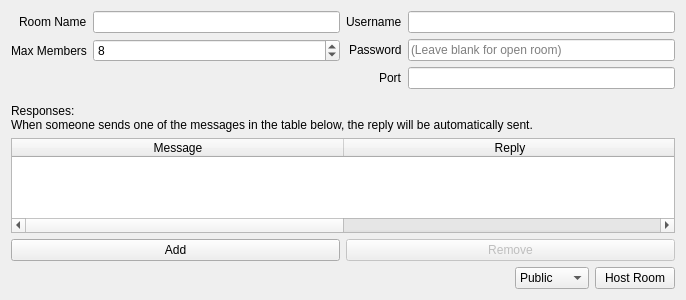
First picture: the form in src/citra/multiplayer/host_room.ui, repository GreenAmaranthine/citra, before the edit.
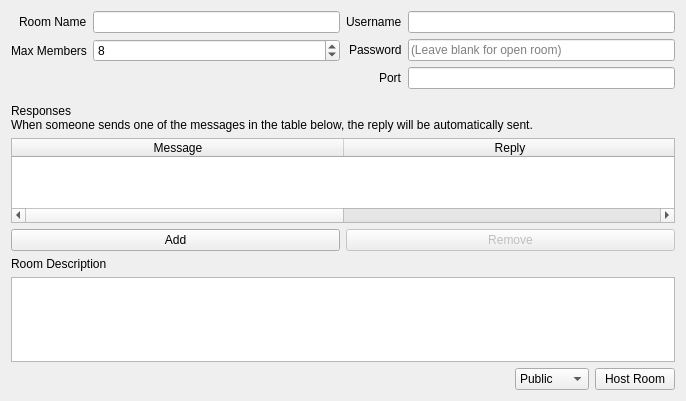
Second picture: the form after the edit.

Commit message: Add Support for Room Descriptions

What changed in the file:
```diff
--- a/src/citra/multiplayer/host_room.ui
+++ b/src/citra/multiplayer/host_room.ui
@@ -7,7 +7,7 @@
     <x>0</x>
     <y>0</y>
     <width>686</width>
-    <height>300</height>
+    <height>401</height>
    </rect>
   </property>
   <property name="windowTitle">
@@ -126,7 +126,7 @@
      <item>
       <widget class="QLabel" name="label_7">
        <property name="text">
-        <string>Responses:
+        <string>Responses
 When someone sends one of the messages in the table below, the reply will be automatically sent.</string>
        </property>
       </widget>
@@ -171,6 +171,20 @@
      </item>
     </layout>
    </item>
+   <item>
+    <layout class="QVBoxLayout" name="verticalLayout_2">
+     <item>
+      <widget class="QLabel" name="label_3">
+       <property name="text">
+        <string>Room Description</string>
+       </property>
+      </widget>
+     </item>
+     <item>
+      <widget class="QTextEdit" name="textEdit"/>
+     </item>
+    </layout>
+   </item>
    <item>
     <layout class="QHBoxLayout" name="horizontalLayout">
      <property name="rightMargin">
```
The commit also changes 14 other files.
